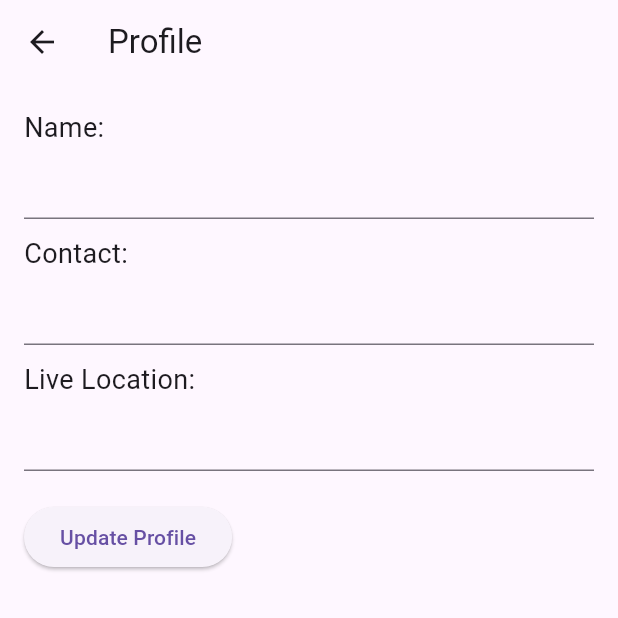
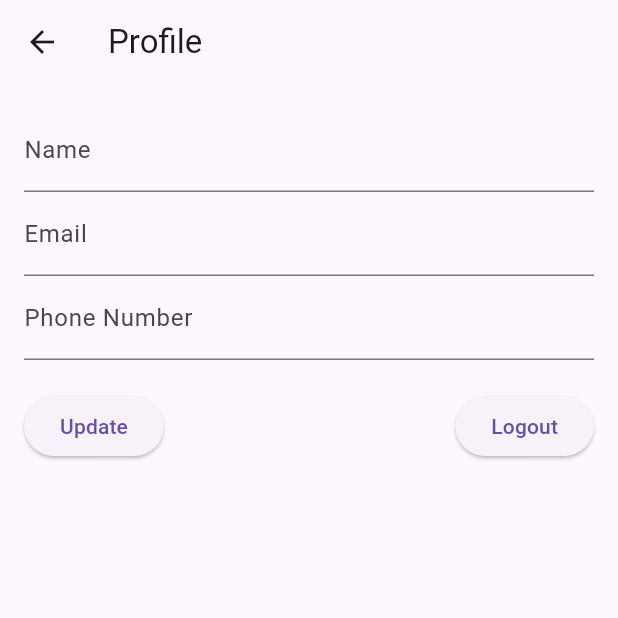
Before and after one commit to NasserAlmeel/hospital_ambulance_app_new, a Flutter app: the ProfileScreen screen opened directly, on a phone screen of 412 x 824 dp, the top half of it. Run offline on Flutter 3.47's test engine with Material 3 defaults, Android fonts, the phone set to English and light mode, and no system bars; our stand-ins replace firebase_auth, firebase_core, firebase_database, flutter_spinkit, fluttertoast, location; accounts and stored records are empty.

Commit message:
new futuers

```diff
--- a/lib/screens/ProfileScreen.dart
+++ b/lib/screens/ProfileScreen.dart
@@ -1,7 +1,7 @@
+import 'package:flutter/material.dart';
+import 'package:hospital_ambulance_app_new/services/authService.dart';
 import 'package:firebase_auth/firebase_auth.dart';
 import 'package:firebase_database/firebase_database.dart';
-import 'package:flutter/material.dart';
-import 'package:fluttertoast/fluttertoast.dart';
 
 class ProfileScreen extends StatefulWidget {
   @override
@@ -9,94 +9,102 @@ class ProfileScreen extends StatefulWidget {
 }
 
 class _ProfileScreenState extends State<ProfileScreen> {
+  String? name;
+  String? email;
+  String? phoneNumber;
+  bool isLoading = true;
   final FirebaseAuth _auth = FirebaseAuth.instance;
-  final DatabaseReference _databaseRef = FirebaseDatabase.instance.ref('users');
-  User? currentUser;
-  String? userId;
-
-  String name = '';
-  String contact = '';
-  String liveLocation = '';
 
   @override
   void initState() {
     super.initState();
-    getCurrentUser();
+    fetchUserInfo();
   }
 
-  void getCurrentUser() {
-    currentUser = _auth.currentUser;
-    if (currentUser != null) {
-      userId = currentUser!.uid;
-      fetchUserData(userId!);
-    }
-  }
-
-  Future<void> fetchUserData(String userId) async {
-    try {
-      DatabaseEvent event = await _databaseRef.child(userId).once();
+  Future<void> fetchUserInfo() async {
+    User? user = _auth.currentUser;
+    if (user != null) {
+      // Fetch user information from Firebase Database
+      DatabaseReference userRef = FirebaseDatabase.instance.ref('users/${user.uid}');
+      DatabaseEvent event = await userRef.once();
       final userData = event.snapshot.value as Map<dynamic, dynamic>?;
 
       if (userData != null) {
         setState(() {
-          name = userData['name'] ?? '';
-          contact = userData['contact'] ?? '';
-          liveLocation = userData['liveLocation'] ?? '';
+          name = userData['name'];
+          email = userData['email'];
+          phoneNumber = userData['phoneNumber'];
+          isLoading = false;
         });
       }
-    } catch (e) {
-      Fluttertoast.showToast(msg: 'Failed to fetch user data: $e');
     }
   }
 
-  Future<void> updateUserData() async {
-    if (userId != null) {
-      try {
-        await _databaseRef.child(userId!).update({
-          'name': name,
-          'contact': contact,
-          'liveLocation': liveLocation,
-        });
-        Fluttertoast.showToast(msg: 'Profile updated successfully!');
-      } catch (e) {
-        Fluttertoast.showToast(msg: 'Failed to update profile: $e');
-      }
+  Future<void> updateUserInfo() async {
+    User? user = _auth.currentUser;
+    if (user != null) {
+      DatabaseReference userRef = FirebaseDatabase.instance.ref('users/${user.uid}');
+      await userRef.update({
+        'name': name,
+        'email': email,
+        'phoneNumber': phoneNumber,
+      });
+      ScaffoldMessenger.of(context).showSnackBar(SnackBar(content: Text('Profile updated successfully!')));
     }
   }
 
   @override
   Widget build(BuildContext context) {
     return Scaffold(
-      appBar: AppBar(
-        title: Text('Profile'),
-      ),
-      body: Padding(
+      appBar: AppBar(title: Text('Profile')),
+      body: isLoading
+          ? Center(child: CircularProgressIndicator())
+          : Padding(
         padding: const EdgeInsets.all(16.0),
         child: Column(
           crossAxisAlignment: CrossAxisAlignment.start,
           children: [
-            Text('Name:', style: TextStyle(fontSize: 18)),
             TextField(
-              onChanged: (value) => setState(() => name = value),
+              decoration: InputDecoration(labelText: 'Name'),
+              onChanged: (value) => name = value,
               controller: TextEditingController(text: name),
             ),
-            SizedBox(height: 10),
-            Text('Contact:', style: TextStyle(fontSize: 18)),
             TextField(
-              onChanged: (value) => setState(() => contact = value),
-              controller: TextEditingController(text: contact),
+              decoration: InputDecoration(labelText: 'Email'),
+              onChanged: (value) => email = value,
+              controller: TextEditingController(text: email),
+              readOnly: true, // Prevent email from being changed
             ),
-            SizedBox(height: 10),
-            Text('Live Location:', style: TextStyle(fontSize: 18)),
             TextField(
-              onChanged: (value) => setState(() => liveLocation = value),
-              controller: TextEditingController(text: liveLocation),
+              decoration: InputDecoration(labelText: 'Phone Number'),
+              onChanged: (value) => phoneNumber = value,
+              controller: TextEditingController(text: phoneNumber),
             ),
             SizedBox(height: 20),
-            ElevatedButton(
-              onPressed: updateUserData,
-              child: Text('Update Profile'),
+            Row(
+              mainAxisAlignment: MainAxisAlignment.spaceBetween,
+              children: [
+                ElevatedButton(
+                  onPressed: updateUserInfo,
+                  child: Text('Update'),
+                ),
+                ElevatedButton(
+                  onPressed: () {
+                    AuthService().signOut();
+                    Navigator.of(context).pushReplacementNamed('/login');
+                  },
+                  child: Text('Logout'),
+                ),
+              ],
             ),
+            // Admin specific functionality can be added here
+            if (_auth.currentUser?.uid == "admin_user_id") // Replace with actual admin UID
+              ElevatedButton(
+                onPressed: () {
+                  // Implement deletion logic if needed
+                },
+                child: Text('Delete Profile'),
+              ),
           ],
         ),
       ),
```
Also changed, not shown: lib/Auth/SignUpScreen.dart (+44 -88 lines), lib/screens/RequestAmbulanceScreen.dart (added, +81 -0 lines), lib/screens/home_page.dart (+67 -137 lines), lib/services/authService.dart (+10 -0 lines).
